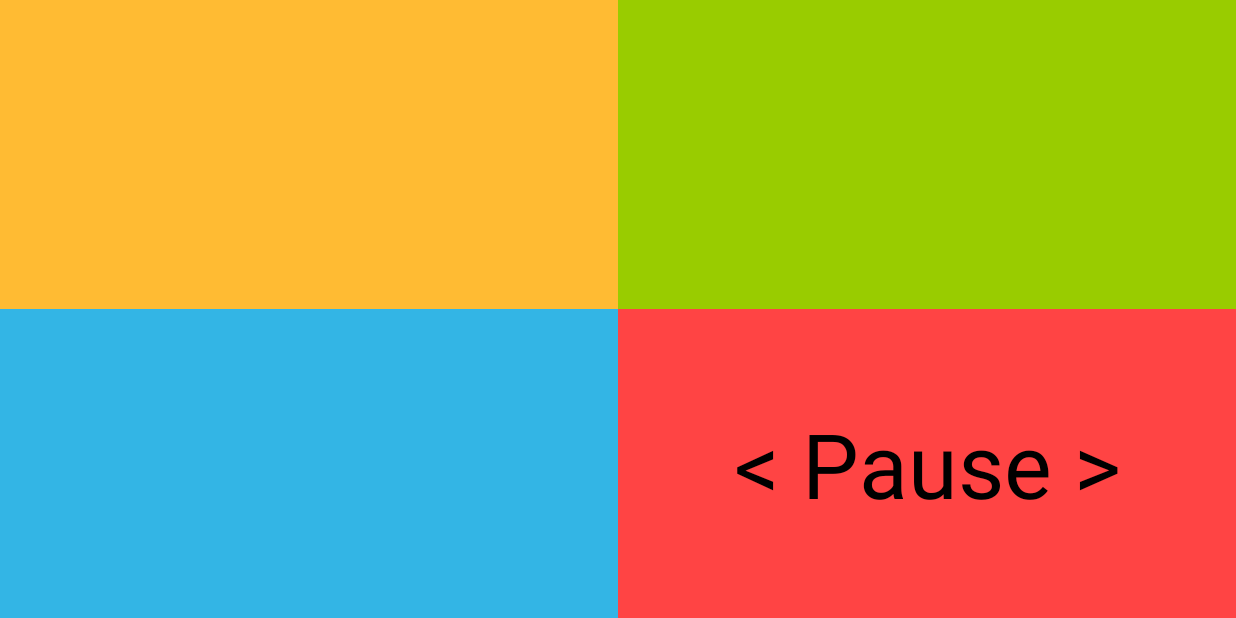
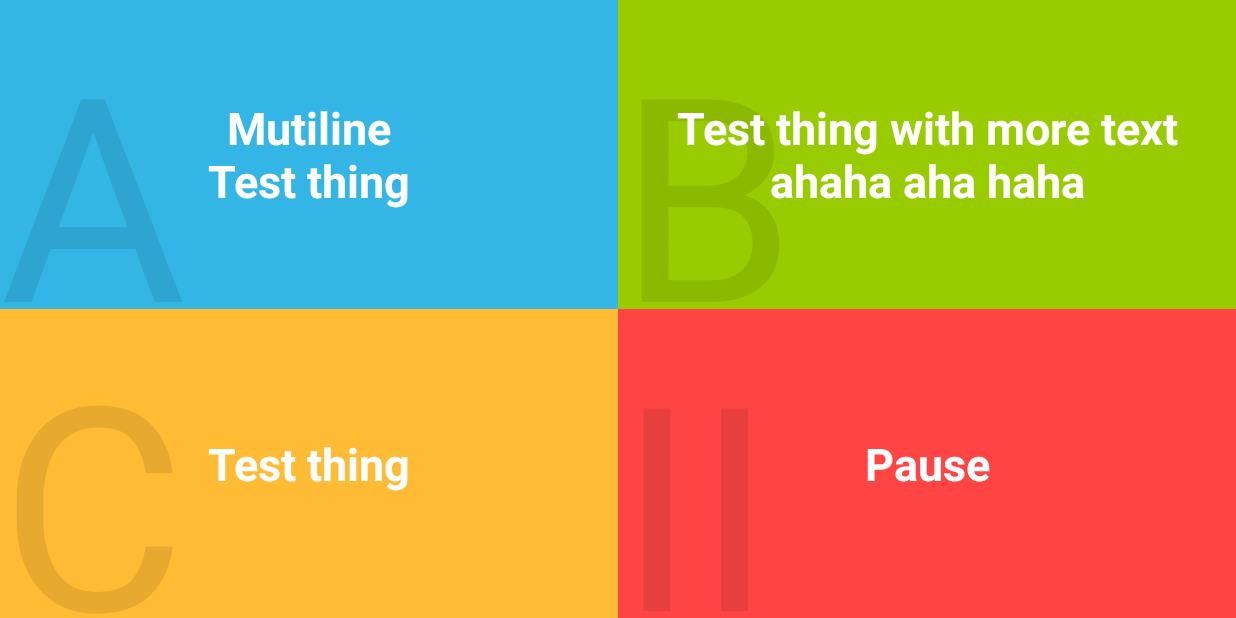
Before and after one commit to Yanonix/Adventure, an Android app: the GameActivity screen opened directly, with no data from a screen before it, on a phone screen of 824 x 412 dp (held sideways). Run offline under Robolectric (Android 15) with nearby library versions, the phone set to English and light mode, and no system bars.

Commit message:
Nice UI!

```diff
--- a/app/src/main/AndroidManifest.xml
+++ b/app/src/main/AndroidManifest.xml
@@ -25,7 +25,8 @@
         </activity>
         <activity
             android:name=".PauseActivity"
-            android:label="@string/title_activity_pause" >
+            android:label="@string/title_activity_pause"
+            android:screenOrientation="landscape">
         </activity>
     </application>
 
--- a/app/src/main/res/layout/game.xml
+++ b/app/src/main/res/layout/game.xml
@@ -15,21 +15,66 @@
 
             android:orientation="horizontal" >
 
+            <RelativeLayout
+                android:layout_width="match_parent"
+                android:layout_height="match_parent"
+                android:layout_weight="1.0"
+                android:background="@android:color/holo_blue_light"
+                android:orientation="horizontal" >
+
+                <TextView
+                    android:layout_width="wrap_content"
+                    android:layout_height="wrap_content"
+                    android:text="A"
+                    android:textColor="#18000000"
+                    android:textSize="190dp"
+                    android:layout_gravity="center_vertical"
+                    android:layout_weight="1.0" />
+
                 <Button
                     android:id="@+id/buttonA"
                     android:layout_width="match_parent"
                     android:layout_height="match_parent"
-                android:background="@android:color/holo_orange_light"
                     android:textAppearance="?android:attr/textAppearanceLarge"
+                    android:text="Mutiline\nTest thing"
+
+                    android:textColor="@android:color/white"
+                    android:background="@android:color/transparent"
+                    android:textStyle="bold"
+                    android:layout_weight="1.0"
+                    android:textSize="30dp"
+                    android:layout_alignParentTop="true"
+                    android:layout_alignParentStart="true" />
+            </RelativeLayout>
+
+            <RelativeLayout
+                android:layout_width="match_parent"
+                android:layout_height="match_parent"
+                android:layout_weight="1.0"
+                android:background="@android:color/holo_green_light"
+                android:orientation="horizontal" >
+
+                <TextView
+                    android:layout_width="wrap_content"
+                    android:layout_height="wrap_content"
+                    android:text="B"
+                    android:textColor="#18000000"
+                    android:textSize="190dp"
+                    android:layout_gravity="center_vertical"
                     android:layout_weight="1.0" />
 
                 <Button
                     android:id="@+id/buttonB"
                     android:layout_width="match_parent"
                     android:layout_height="match_parent"
-                android:background="@android:color/holo_green_light"
-                android:textAppearance="?android:attr/textAppearanceLarge"
-                android:layout_weight="1.0" />
+                    android:text="Test thing with more text ahaha aha haha"
+                    android:textColor="@android:color/white"
+                    android:background="@android:color/transparent"
+                    android:textStyle="bold"
+                    android:layout_weight="1.0"
+                    android:textSize="30dp" />
+            </RelativeLayout>
+
 
         </LinearLayout>
 
@@ -39,22 +84,61 @@
             android:layout_weight="1.0"
             android:baselineAligned="false">
 
+            <RelativeLayout
+                android:layout_width="match_parent"
+                android:layout_height="match_parent"
+                android:layout_weight="1.0"
+                android:background="@android:color/holo_orange_light"
+                android:orientation="horizontal" >
+
+                <TextView
+                    android:layout_width="wrap_content"
+                    android:layout_height="wrap_content"
+                    android:text="C"
+                    android:textColor="#18000000"
+                    android:textSize="190dp"
+                    android:layout_gravity="center_vertical"
+                    android:layout_weight="1.0" />
+
                 <Button
                     android:id="@+id/buttonC"
                     android:layout_width="match_parent"
                     android:layout_height="match_parent"
-                android:textAppearance="?android:attr/textAppearanceLarge"
-                android:background="@android:color/holo_blue_light"
+                    android:text="Test thing"
+                    android:textColor="@android:color/white"
+                    android:background="@android:color/transparent"
+                    android:textStyle="bold"
+                    android:layout_weight="1.0"
+                    android:textSize="30dp" />
+            </RelativeLayout>
+
+            <RelativeLayout
+                android:layout_width="match_parent"
+                android:layout_height="match_parent"
+                android:layout_weight="1.0"
+                android:background="@android:color/holo_red_light"
+                android:orientation="horizontal" >
+
+                <TextView
+                    android:layout_width="wrap_content"
+                    android:layout_height="wrap_content"
+                    android:text="II"
+                    android:textColor="#18000000"
+                    android:textSize="190dp"
+                    android:layout_gravity="center_vertical"
                     android:layout_weight="1.0" />
 
                 <Button
                     android:id="@+id/buttonMenu"
                     android:layout_width="match_parent"
                     android:layout_height="match_parent"
-                android:background="@android:color/holo_red_light"
+                    android:text="Pause"
+                    android:textColor="@android:color/white"
+                    android:background="@android:color/transparent"
+                    android:textStyle="bold"
                     android:layout_weight="1.0"
-                android:textSize="60dp"
-                android:text="&lt; Pause &gt;" />
+                    android:textSize="30dp" />
+            </RelativeLayout>
 
         </LinearLayout>
     </LinearLayout>
--- a/app/src/main/res/layout/pause.xml
+++ b/app/src/main/res/layout/pause.xml
@@ -68,7 +68,7 @@
                 android:layout_weight="1.0"
                 android:onClick="clickD"
                 android:textSize="40dp"
-                android:text="&lt; Resume &gt;" />
+                android:text="Resume" />
 
         </LinearLayout>
     </LinearLayout>
```
Lines whose indentation alone changed are shown as unchanged.
